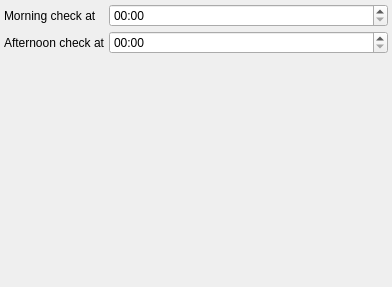
Above: contents/code/confignotifications.ui from ku1ik/rubytime-plasmoid before the change. Below: the same form after it.
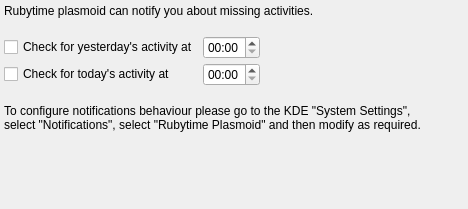
That is the form after the change.

Commit message: switched to knotify for notifications

```diff
--- a/contents/code/confignotifications.ui
+++ b/contents/code/confignotifications.ui
@@ -5,41 +5,100 @@
    <rect>
     <x>0</x>
     <y>0</y>
-    <width>392</width>
-    <height>287</height>
+    <width>468</width>
+    <height>209</height>
    </rect>
   </property>
   <property name="windowTitle" >
    <string>Form</string>
   </property>
-  <layout class="QFormLayout" name="formLayout" >
-   <item row="0" column="0" >
-    <widget class="QLabel" name="label" >
+  <layout class="QVBoxLayout" name="verticalLayout" >
+   <item>
+    <widget class="QLabel" name="label_3" >
+     <property name="sizePolicy" >
+      <sizepolicy vsizetype="Fixed" hsizetype="Preferred" >
+       <horstretch>0</horstretch>
+       <verstretch>0</verstretch>
+      </sizepolicy>
+     </property>
      <property name="text" >
-      <string>Morning check at</string>
+      <string>Rubytime plasmoid can notify you about missing activities.
+</string>
      </property>
     </widget>
    </item>
-   <item row="1" column="0" >
-    <widget class="QLabel" name="label_2" >
+   <item>
+    <layout class="QGridLayout" name="gridLayout" >
+     <item row="0" column="0" >
+      <widget class="QCheckBox" name="checkBox" >
+       <property name="text" >
+        <string>Check for yesterday's activity at</string>
+       </property>
+      </widget>
+     </item>
+     <item row="0" column="1" >
+      <widget class="QTimeEdit" name="timeEdit" >
+       <property name="displayFormat" >
+        <string>HH:mm</string>
+       </property>
+      </widget>
+     </item>
+     <item row="1" column="0" >
+      <widget class="QCheckBox" name="checkBox_2" >
+       <property name="text" >
+        <string>Check for today's activity at</string>
+       </property>
+      </widget>
+     </item>
+     <item row="1" column="1" >
+      <widget class="QTimeEdit" name="timeEdit_2" >
+       <property name="displayFormat" >
+        <string>HH:mm</string>
+       </property>
+      </widget>
+     </item>
+     <item row="0" column="2" >
+      <spacer name="horizontalSpacer" >
+       <property name="orientation" >
+        <enum>Qt::Horizontal</enum>
+       </property>
+       <property name="sizeHint" stdset="0" >
+        <size>
+         <width>40</width>
+         <height>20</height>
+        </size>
+       </property>
+      </spacer>
+     </item>
+    </layout>
+   </item>
+   <item>
+    <widget class="QLabel" name="label_4" >
+     <property name="sizePolicy" >
+      <sizepolicy vsizetype="Fixed" hsizetype="Preferred" >
+       <horstretch>0</horstretch>
+       <verstretch>0</verstretch>
+      </sizepolicy>
+     </property>
      <property name="text" >
-      <string>Afternoon check at</string>
+      <string>
+To configure notifications behaviour please go to the KDE "System Settings",
+select "Notifications", select "Rubytime Plasmoid" and then modify as required.</string>
      </property>
     </widget>
    </item>
-   <item row="0" column="1" >
-    <widget class="QTimeEdit" name="timeEdit" >
-     <property name="displayFormat" >
-      <string>HH:mm</string>
+   <item>
+    <spacer name="verticalSpacer" >
+     <property name="orientation" >
+      <enum>Qt::Vertical</enum>
      </property>
-    </widget>
-   </item>
-   <item row="1" column="1" >
-    <widget class="QTimeEdit" name="timeEdit_2" >
-     <property name="displayFormat" >
-      <string>HH:mm</string>
+     <property name="sizeHint" stdset="0" >
+      <size>
+       <width>20</width>
+       <height>40</height>
+      </size>
      </property>
-    </widget>
+    </spacer>
    </item>
   </layout>
  </widget>
```
Left out of the diff: 1 changed line with no effect on the pictures. The commit also changes 5 other files.
